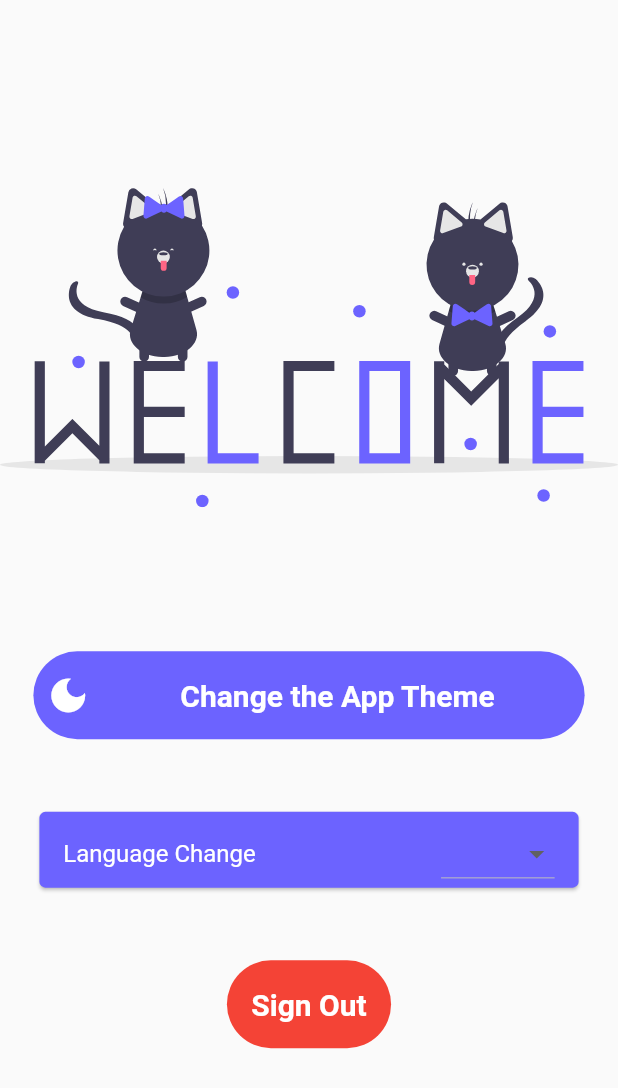
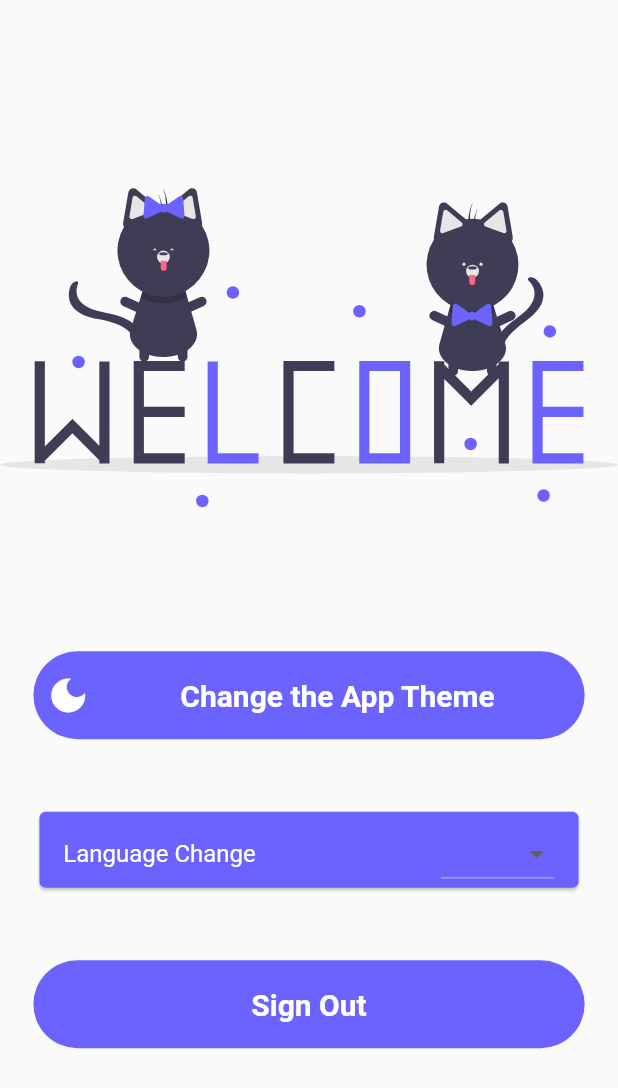
Before and after one commit to furkanagess/auth_pages_with_firebase, a Flutter app: the HomeView screen opened directly, on a phone screen of 412 x 824 dp. Shown: the top 1088 px of the screen. Run offline on Flutter 3.47's test engine with Material 2 defaults, Android fonts, the phone set to English and light mode, and no system bars; our stand-ins replace auto_size_text, easy_localization, firebase_auth, firebase_core, flutter_mobx, flutter_svg and 3 more; accounts and stored records are empty; generated files the repository leaves out were written again; network calls fail.

Commit message:
fix imports

```diff
--- a/lib/view/home/view/home_view.dart
+++ b/lib/view/home/view/home_view.dart
@@ -3,17 +3,18 @@
 import 'package:easy_localization/easy_localization.dart';
 import 'package:flutter/material.dart';
 import 'package:flutter_auth/core/init/lang/language_manager.dart';
+import 'package:flutter_auth/core/widgets/button/custom_button.dart';
 import 'package:flutter_svg/flutter_svg.dart';
 import 'package:provider/provider.dart';
 
-import '../../../core/base/view/base_view.dart';
-import '../../../core/constants/enums/app_theme_enums.dart';
-import '../../../core/constants/svg/svg_constants.dart';
-import '../../../core/extension/context_extension.dart';
-import '../../../core/extension/string_extension.dart';
-import '../../../core/init/lang/locale_keys.g.dart';
-import '../../../core/init/notifier/theme_notifier.dart';
-import '../viewModel/home_view_model.dart';
+import 'package:flutter_auth/core/base/view/base_view.dart';
+import 'package:flutter_auth/core/constants/enums/app_theme_enums.dart';
+import 'package:flutter_auth/core/constants/svg/svg_constants.dart';
+import 'package:flutter_auth/core/extension/context_extension.dart';
+import 'package:flutter_auth/core/extension/string_extension.dart';
+import 'package:flutter_auth/core/init/lang/locale_keys.g.dart';
+import 'package:flutter_auth/core/init/notifier/theme_notifier.dart';
+import 'package:flutter_auth/view/home/viewModel/home_view_model.dart';
 
 class HomeView extends StatelessWidget {
   const HomeView({super.key});
@@ -69,26 +70,11 @@ class HomeView extends StatelessWidget {
 Padding signOutButton(BuildContext context, HomeViewModel viewModel) {
   return Padding(
     padding: context.paddingNormal,
-    child: ElevatedButton(
+    child: CustomButton(
       onPressed: () {
         viewModel.signOut();
       },
-      child: Padding(
-        padding: const EdgeInsets.all(8.0),
-        child: Text(
-          LocaleKeys.signOut.locale,
-          style: context.textTheme.titleLarge?.copyWith(
-            color: context.colors.background,
-            fontWeight: FontWeight.bold,
-          ),
-        ),
-      ),
-      style: ElevatedButton.styleFrom(
-        elevation: 0,
-        padding: context.paddingLow,
-        shape: const StadiumBorder(),
-        backgroundColor: context.colors.error,
-      ),
+      title: LocaleKeys.signOut.locale,
     ),
   );
 }
```
Also changed, not shown: lib/view/auth/password/view/password_view.dart (+14 -35 lines), lib/view/auth/signup/view/signup_view.dart (+28 -74 lines).
